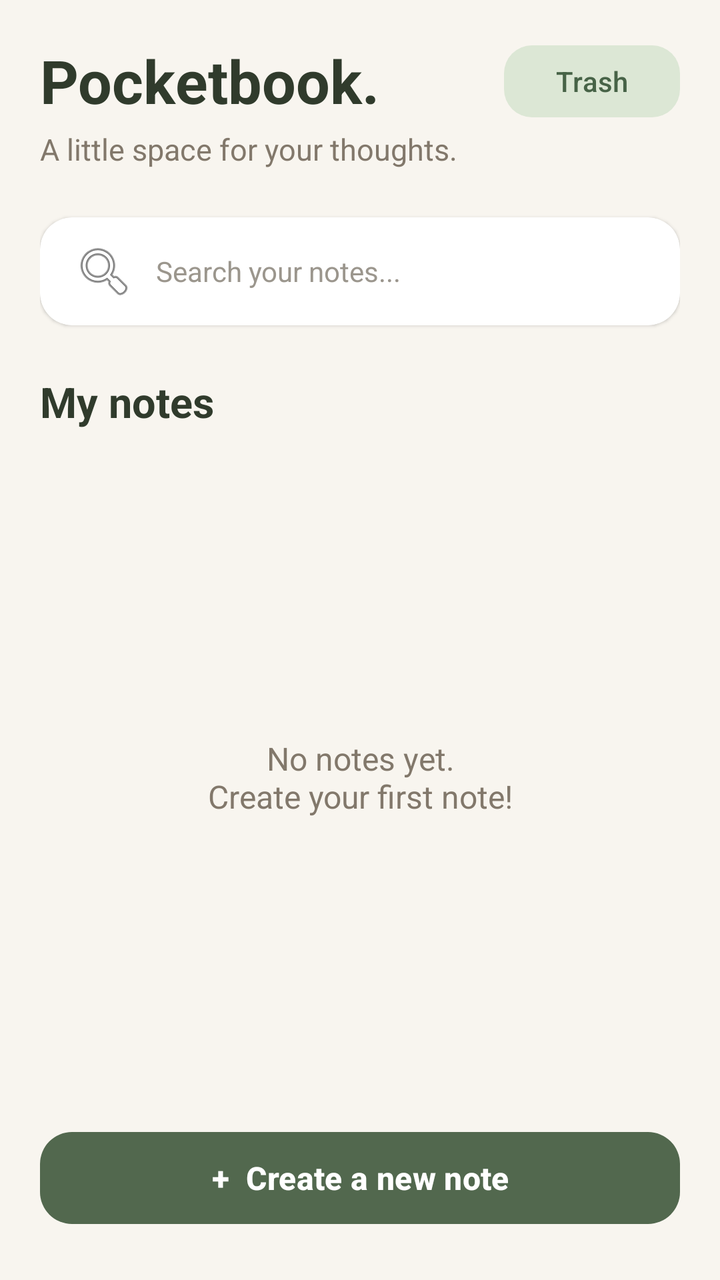
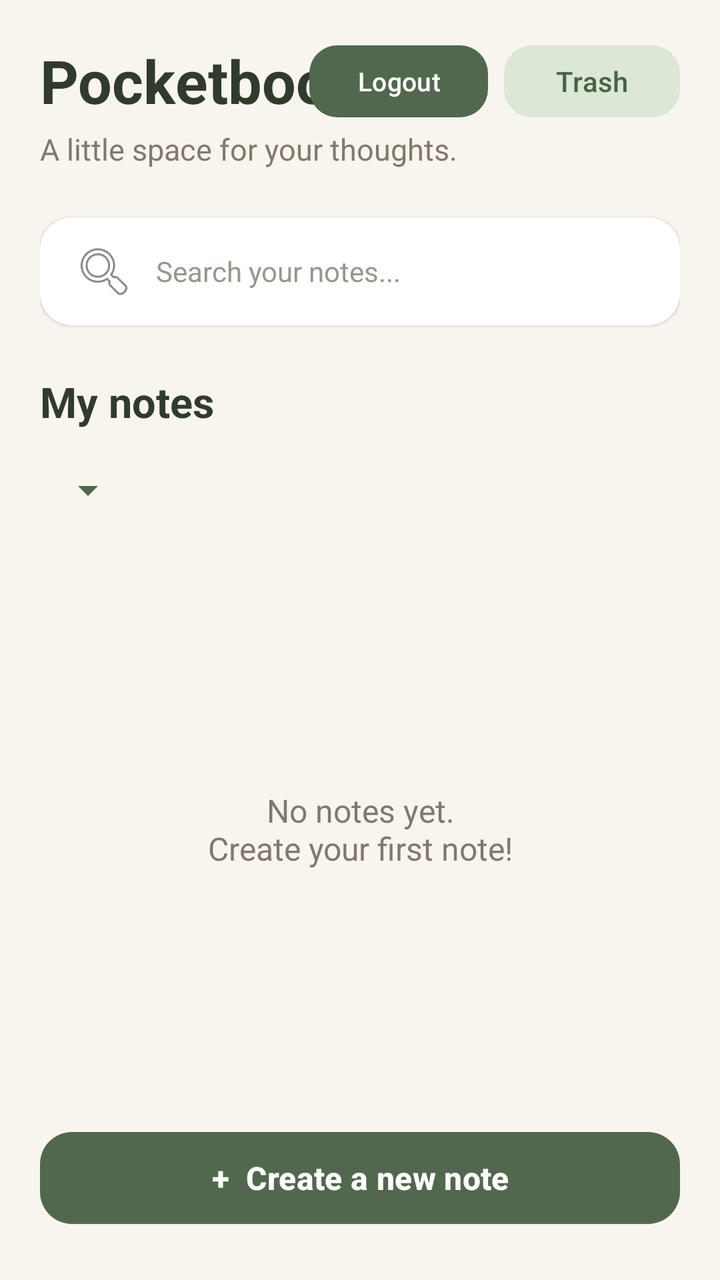

An Android layout rendered at two revisions. The XML below is the earlier revision; the diff shows what the commit changed to produce the second picture.
<!-- AndroidManifest.xml: application theme Theme.MiniProjectNoteBook -->
<!-- res/layout/fragment_home.xml -->
<?xml version="1.0" encoding="utf-8"?>
<androidx.constraintlayout.widget.ConstraintLayout
    xmlns:android="http://schemas.android.com/apk/res/android"
    xmlns:app="http://schemas.android.com/apk/res-auto"
    android:layout_width="match_parent"
    android:layout_height="match_parent"
    android:background="#F8F5EF"
    android:padding="20dp">

    <TextView
        android:id="@+id/tvTitle"
        android:layout_width="0dp"
        android:layout_height="wrap_content"
        android:text="Pocketbook."
        android:textColor="#303B2C"
        android:textSize="30sp"
        android:textStyle="bold"
        app:layout_constraintTop_toTopOf="parent"
        app:layout_constraintStart_toStartOf="parent"
        app:layout_constraintEnd_toStartOf="@id/btnTrash"
        app:layout_constraintHorizontal_bias="0" />

    <Button
        android:id="@+id/btnTrash"
        android:layout_width="wrap_content"
        android:layout_height="44dp"
        android:minHeight="0dp"
        android:text="Trash"
        android:textAllCaps="false"
        android:textColor="#476347"
        app:backgroundTint="#DCE7D5"
        app:cornerRadius="14dp"
        app:layout_constraintTop_toTopOf="@id/tvTitle"
        app:layout_constraintBottom_toBottomOf="@id/tvTitle"
        app:layout_constraintEnd_toEndOf="parent" />

    <TextView
        android:id="@+id/tvWelcome"
        android:layout_width="0dp"
        android:layout_height="wrap_content"
        android:layout_marginTop="4dp"
        android:text="A little space for your thoughts."
        android:textColor="#82786B"
        android:textSize="15sp"
        app:layout_constraintTop_toBottomOf="@id/tvTitle"
        app:layout_constraintStart_toStartOf="parent"
        app:layout_constraintEnd_toEndOf="parent" />

    <androidx.cardview.widget.CardView
        android:id="@+id/searchCard"
        android:layout_width="0dp"
        android:layout_height="54dp"
        android:layout_marginTop="24dp"
        app:cardBackgroundColor="#FFFFFF"
        app:cardCornerRadius="16dp"
        app:cardElevation="1dp"
        app:layout_constraintTop_toBottomOf="@id/tvWelcome"
        app:layout_constraintStart_toStartOf="parent"
        app:layout_constraintEnd_toEndOf="parent">

        <EditText
            android:id="@+id/etSearch"
            android:layout_width="match_parent"
            android:layout_height="match_parent"
            android:background="@android:color/transparent"
            android:drawableStart="@android:drawable/ic_menu_search"
            android:drawablePadding="10dp"
            android:hint="Search your notes..."
            android:importantForAutofill="no"
            android:inputType="text"
            android:paddingStart="16dp"
            android:paddingEnd="16dp"
            android:singleLine="true"
            android:textColor="#303B2C"
            android:textColorHint="#9B968D"
            android:textSize="14sp" />

    </androidx.cardview.widget.CardView>

    <TextView
        android:id="@+id/tvNotesHeading"
        android:layout_width="wrap_content"
        android:layout_height="wrap_content"
        android:layout_marginTop="24dp"
        android:text="My notes"
        android:textColor="#303B2C"
        android:textSize="21sp"
        android:textStyle="bold"
        app:layout_constraintTop_toBottomOf="@id/searchCard"
        app:layout_constraintStart_toStartOf="parent" />

    <TextView
        android:id="@+id/tvEmpty"
        android:layout_width="0dp"
        android:layout_height="wrap_content"
        android:gravity="center"
        android:padding="24dp"
        android:text="No notes yet.\nCreate your first note!"
        android:textColor="#82786B"
        android:textSize="16sp"
        android:visibility="visible"
        app:layout_constraintTop_toBottomOf="@id/tvNotesHeading"
        app:layout_constraintBottom_toTopOf="@id/btnAddNote"
        app:layout_constraintStart_toStartOf="parent"
        app:layout_constraintEnd_toEndOf="parent" />

    <androidx.recyclerview.widget.RecyclerView
        android:id="@+id/rvNotes"
        android:layout_width="0dp"
        android:layout_height="0dp"
        android:layout_marginTop="14dp"
        android:clipToPadding="false"
        android:paddingBottom="12dp"
        app:layout_constraintTop_toBottomOf="@id/tvNotesHeading"
        app:layout_constraintBottom_toTopOf="@id/btnAddNote"
        app:layout_constraintStart_toStartOf="parent"
        app:layout_constraintEnd_toEndOf="parent" />

    <Button
        android:id="@+id/btnAddNote"
        android:layout_width="0dp"
        android:layout_height="54dp"
        android:layout_marginBottom="4dp"
        android:text="+  Create a new note"
        android:textAllCaps="false"
        android:textSize="16sp"
        android:textStyle="bold"
        android:textColor="#FFFFFF"
        app:backgroundTint="#52684E"
        app:cornerRadius="16dp"
        app:layout_constraintBottom_toBottomOf="parent"
        app:layout_constraintStart_toStartOf="parent"
        app:layout_constraintEnd_toEndOf="parent" />

</androidx.constraintlayout.widget.ConstraintLayout>
<!-- resources referenced by this layout -->
<resources>
  <style name="Theme.MiniProjectNoteBook" parent="Base.Theme.MiniProjectNoteBook" />
  <style name="Base.Theme.MiniProjectNoteBook" parent="Theme.Material3.DayNight.NoActionBar">
          
          
      </style>
</resources>

<!-- the commit's change to res/layout/fragment_home.xml (unified diff, before → after) -->
@@ -19,6 +19,22 @@
         app:layout_constraintStart_toStartOf="parent"
         app:layout_constraintEnd_toStartOf="@id/btnTrash"
         app:layout_constraintHorizontal_bias="0" />
+
+    <Button
+        android:id="@+id/btnLogout"
+        android:layout_width="wrap_content"
+        android:layout_height="44dp"
+        android:minHeight="0dp"
+        android:layout_marginEnd="8dp"
+        android:text="Logout"
+        android:textAllCaps="false"
+        android:textColor="#FFFFFF"
+        android:textSize="13sp"
+        app:backgroundTint="#52684E"
+        app:cornerRadius="14dp"
+        app:layout_constraintTop_toTopOf="@id/tvTitle"
+        app:layout_constraintBottom_toBottomOf="@id/tvTitle"
+        app:layout_constraintEnd_toStartOf="@id/btnTrash" />
 
     <Button
         android:id="@+id/btnTrash"
@@ -89,6 +105,15 @@
         app:layout_constraintTop_toBottomOf="@id/searchCard"
         app:layout_constraintStart_toStartOf="parent" />
 
+    <Spinner
+        android:id="@+id/spinnerSortColour"
+        android:layout_width="wrap_content"
+        android:layout_height="44dp"
+        android:layout_marginTop="8dp"
+        android:backgroundTint="#52684E"
+        app:layout_constraintTop_toBottomOf="@id/tvNotesHeading"
+        app:layout_constraintStart_toStartOf="parent" />
+
     <TextView
         android:id="@+id/tvEmpty"
         android:layout_width="0dp"
@@ -99,7 +124,7 @@
         android:textColor="#82786B"
         android:textSize="16sp"
         android:visibility="visible"
-        app:layout_constraintTop_toBottomOf="@id/tvNotesHeading"
+        app:layout_constraintTop_toBottomOf="@id/spinnerSortColour"
         app:layout_constraintBottom_toTopOf="@id/btnAddNote"
         app:layout_constraintStart_toStartOf="parent"
         app:layout_constraintEnd_toEndOf="parent" />
@@ -111,7 +136,7 @@
         android:layout_marginTop="14dp"
         android:clipToPadding="false"
         android:paddingBottom="12dp"
-        app:layout_constraintTop_toBottomOf="@id/tvNotesHeading"
+        app:layout_constraintTop_toBottomOf="@id/spinnerSortColour"
         app:layout_constraintBottom_toTopOf="@id/btnAddNote"
         app:layout_constraintStart_toStartOf="parent"
         app:layout_constraintEnd_toEndOf="parent" />
